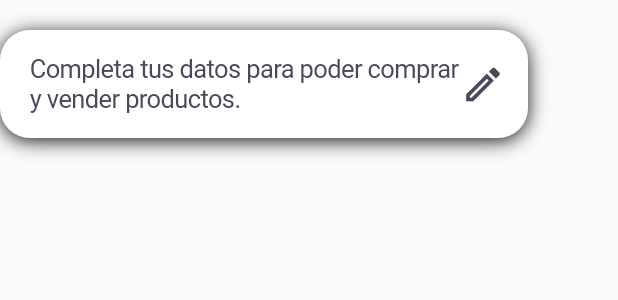
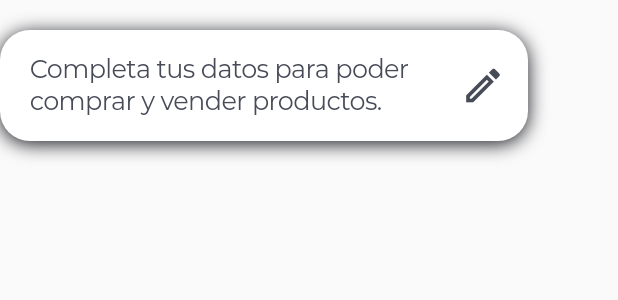
Before and after one commit to crisleoc/forestore, a Flutter app: the BtnCompleteInfo widget shown alone on an empty page, opened directly, on a phone screen of 412 x 824 dp. Shown: the top 300 px of the screen. Run offline on Flutter 3.47's test engine with Material 2 defaults, Android fonts, the phone set to English and light mode, and no system bars; our stand-ins replace carousel_slider, curved_navigation_bar, flutter_easyloading, fluttertoast, ionicons; network calls fail; project files that could hold a hidden picture were left out.

Commit message:
Btn font fixed

```diff
--- a/lib/components/btn_complete_info.dart
+++ b/lib/components/btn_complete_info.dart
@@ -36,6 +36,7 @@ class BtnCompleteInfo extends StatelessWidget {
                 softWrap: true,
                 style: TextStyle(
                   color: MyColors.black200,
+                  fontFamily: 'Montserrat',
                 ),
               ),
             ),
--- a/lib/components/btn_create_store.dart
+++ b/lib/components/btn_create_store.dart
@@ -37,6 +37,7 @@ class BtnCreateStore extends StatelessWidget {
                 softWrap: true,
                 style: TextStyle(
                   color: MyColors.black200,
+                  fontFamily: 'Montserrat',
                 ),
               ),
             ),
--- a/lib/components/btn_edit_store.dart
+++ b/lib/components/btn_edit_store.dart
@@ -38,6 +38,7 @@ class BtnEditeStore extends StatelessWidget {
                 softWrap: true,
                 style: TextStyle(
                   color: MyColors.black200,
+                  fontFamily: 'Montserrat',
                 ),
               ),
             ),
```
